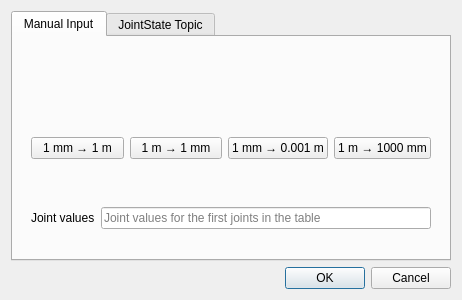
Before: the Qt Designer form resources/ui/set_joints.ui in galou/freecad.cross, drawn with Qt 5.
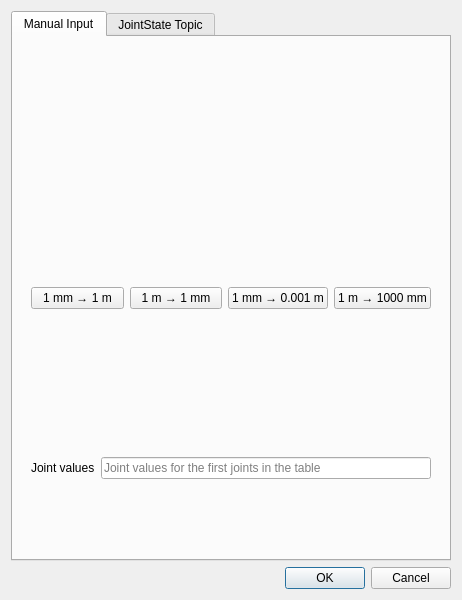
After: the same form once the commit is applied.

The edit to the form file:
```diff
--- a/resources/ui/set_joints.ui
+++ b/resources/ui/set_joints.ui
@@ -7,7 +7,7 @@
     <x>0</x>
     <y>0</y>
     <width>462</width>
-    <height>300</height>
+    <height>600</height>
    </rect>
   </property>
   <property name="windowTitle">
```
Left out of the diff: 10 changed lines with no effect on the pictures.
